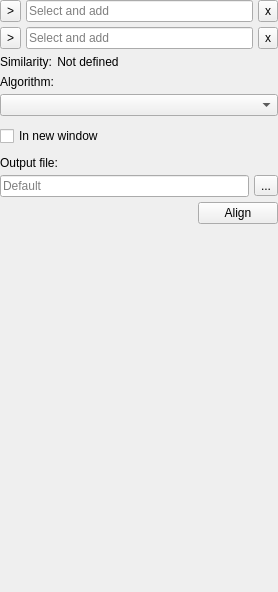
First picture: the form in src/corelibs/U2View/src/ov_msa/ui/PairwiseAlignmentOptionsPanelWidget.ui, repository violethaze74/ugene, before the edit.
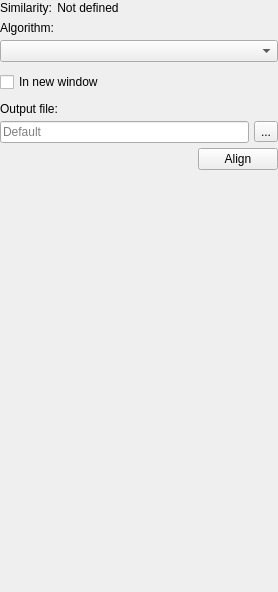
Second picture: the form after the edit.

Patch:
```diff
--- a/src/corelibs/U2View/src/ov_msa/ui/PairwiseAlignmentOptionsPanelWidget.ui
+++ b/src/corelibs/U2View/src/ov_msa/ui/PairwiseAlignmentOptionsPanelWidget.ui
@@ -55,75 +55,6 @@
         <property name="sizeConstraint">
          <enum>QLayout::SetMinAndMaxSize</enum>
         </property>
-        <item>
-         <widget class="QToolButton" name="addFirst">
-          <property name="minimumSize">
-           <size>
-            <width>0</width>
-            <height>22</height>
-           </size>
-          </property>
-          <property name="maximumSize">
-           <size>
-            <width>16777215</width>
-            <height>22</height>
-           </size>
-          </property>
-          <property name="toolTip">
-           <string>Add selected sequence</string>
-          </property>
-          <property name="text">
-           <string>&gt;</string>
-          </property>
-          <property name="arrowType">
-           <enum>Qt::NoArrow</enum>
-          </property>
-         </widget>
-        </item>
-        <item>
-         <widget class="QLineEdit" name="firstSequenceLineEdit">
-          <property name="minimumSize">
-           <size>
-            <width>0</width>
-            <height>22</height>
-           </size>
-          </property>
-          <property name="maximumSize">
-           <size>
-            <width>16777215</width>
-            <height>22</height>
-           </size>
-          </property>
-          <property name="text">
-           <string/>
-          </property>
-          <property name="placeholderText">
-           <string>Select and add</string>
-          </property>
-         </widget>
-        </item>
-        <item>
-         <widget class="QToolButton" name="deleteFirst">
-          <property name="minimumSize">
-           <size>
-            <width>0</width>
-            <height>22</height>
-           </size>
-          </property>
-          <property name="maximumSize">
-           <size>
-            <width>16777215</width>
-            <height>22</height>
-           </size>
-          </property>
-          <property name="toolTip">
-           <string>Clear</string>
-          </property>
-          <property name="text">
-           <string>x</string>
-          </property>
-         </widget>
-        </item>
        </layout>
       </item>
       <item>
@@ -134,72 +65,6 @@
         <property name="sizeConstraint">
          <enum>QLayout::SetMinAndMaxSize</enum>
         </property>
-        <item>
-         <widget class="QToolButton" name="addSecond">
-          <property name="minimumSize">
-           <size>
-            <width>0</width>
-            <height>22</height>
-           </size>
-          </property>
-          <property name="maximumSize">
-           <size>
-            <width>16777215</width>
-            <height>22</height>
-           </size>
-          </property>
-          <property name="toolTip">
-           <string>Add selected sequence</string>
-          </property>
-          <property name="text">
-           <string>&gt;</string>
-          </property>
-         </widget>
-        </item>
-        <item>
-         <widget class="QLineEdit" name="secondSequenceLineEdit">
-          <property name="minimumSize">
-           <size>
-            <width>0</width>
-            <height>22</height>
-           </size>
-          </property>
-          <property name="maximumSize">
-           <size>
-            <width>16777215</width>
-            <height>22</height>
-           </size>
-          </property>
-          <property name="text">
-           <string/>
-          </property>
-          <property name="placeholderText">
-           <string>Select and add</string>
-          </property>
-         </widget>
-        </item>
-        <item>
-         <widget class="QToolButton" name="deleteSecond">
-          <property name="minimumSize">
-           <size>
-            <width>0</width>
-            <height>22</height>
-           </size>
-          </property>
-          <property name="maximumSize">
-           <size>
-            <width>16777215</width>
-            <height>22</height>
-           </size>
-          </property>
-          <property name="toolTip">
-           <string>Clear</string>
-          </property>
-          <property name="text">
-           <string>x</string>
-          </property>
-         </widget>
-        </item>
        </layout>
       </item>
       <item>
```
